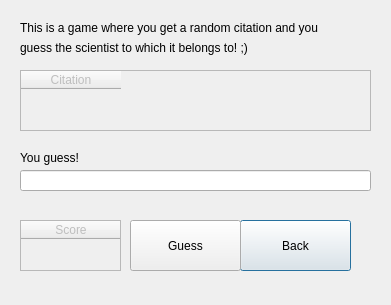
Before: the Qt Designer form gui/game/citationgame.ui in HelgiThomas/Verklegt31, drawn with Qt 5.
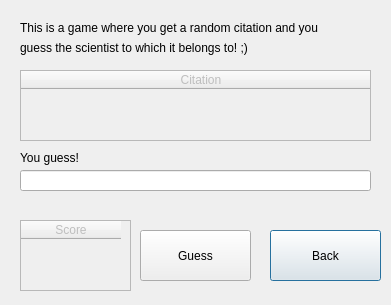
After: the same form once the commit is applied.

What changed in the file:
```diff
--- a/gui/game/citationgame.ui
+++ b/gui/game/citationgame.ui
@@ -48,9 +48,12 @@
      <x>20</x>
      <y>70</y>
      <width>351</width>
-     <height>61</height>
+     <height>71</height>
     </rect>
    </property>
+   <attribute name="horizontalHeaderDefaultSectionSize">
+    <number>360</number>
+   </attribute>
    <column>
     <property name="text">
      <string>Citation</string>
@@ -88,8 +91,8 @@
     <rect>
      <x>20</x>
      <y>220</y>
-     <width>101</width>
-     <height>51</height>
+     <width>111</width>
+     <height>71</height>
     </rect>
    </property>
    <column>
@@ -101,8 +104,8 @@
   <widget class="QPushButton" name="pushButton">
    <property name="geometry">
     <rect>
-     <x>240</x>
-     <y>220</y>
+     <x>270</x>
+     <y>230</y>
      <width>111</width>
      <height>51</height>
     </rect>
@@ -114,8 +117,8 @@
   <widget class="QPushButton" name="pushButton_2">
    <property name="geometry">
     <rect>
-     <x>130</x>
-     <y>220</y>
+     <x>140</x>
+     <y>230</y>
      <width>111</width>
      <height>51</height>
     </rect>
```
